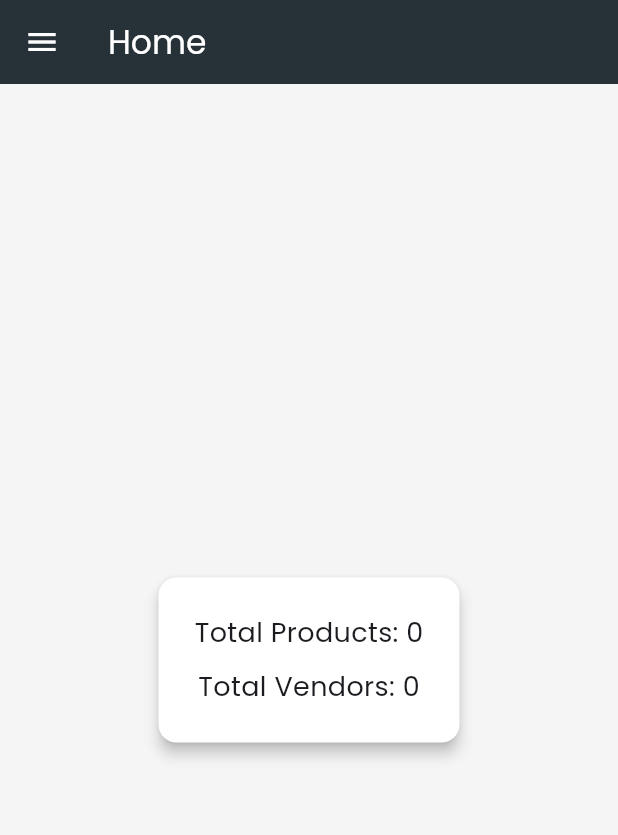
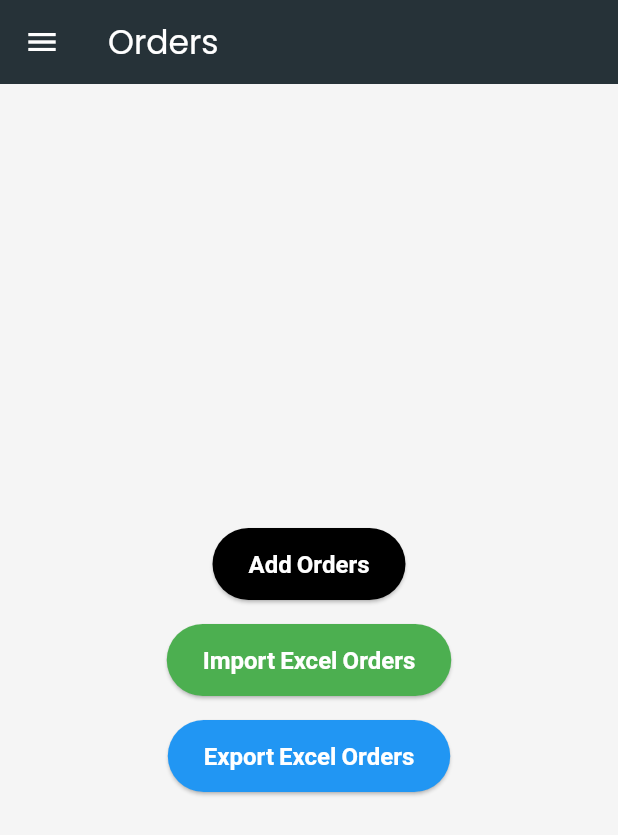
Before and after one commit to MohamedRasith/admin, a Flutter app: the screen it shows after launch, on a phone screen of 412 x 824 dp. Shown: the top 835 px of the screen. Run offline on Flutter 3.47's test engine with Material 3 defaults, Android fonts, the phone set to English and light mode, and no system bars; our stand-ins replace cloud_firestore, file_picker, firebase_core, firebase_storage, flutter_svg, google_fonts and 3 more; missing offline and left inert: excel, syncfusion_flutter_xlsio, universal_html; accounts and stored records are empty; project files that could hold a hidden picture were left out.

Commit message:
New Changes

```diff
--- a/lib/Pages/dashboard.dart
+++ b/lib/Pages/dashboard.dart
@@ -49,9 +49,8 @@ class _DashboardPageState extends State<DashboardPage> {
   String vendorSearchQuery = '';
   List<QueryDocumentSnapshot> filteredVendors = [];
 
-  final List<String> titles = ['Home', 'Orders', 'Products', 'Vendor', 'Amazon Margin', 'Raise a Ticket'];
+  final List<String> titles = ['Orders', 'Products', 'Vendor', 'Amazon Margin', 'Raise a Ticket'];
   final List<IconData> icons = [
-    Icons.home,
     Icons.shopping_cart,
     Icons.inventory,
     Icons.store,
@@ -1319,37 +1318,14 @@ class _DashboardPageState extends State<DashboardPage> {
   Widget getSelectedPageContent() {
     switch (selectedIndex) {
       case 0:
-        return Center(
-          child: Column(
-            mainAxisAlignment: MainAxisAlignment.center,
-            children: [
-              Card(
-                color: Colors.white,
-                elevation: 4,
-                shape: RoundedRectangleBorder(borderRadius: BorderRadius.circular(12)),
-                child: Padding(
-                  padding: const EdgeInsets.all(24.0),
-                  child: Column(
-                    children: [
-                      Text("Total Products: $productCount", style: const TextStyle(fontSize: 18)),
-                      const SizedBox(height: 10),
-                      Text("Total Vendors: $vendorCount", style: const TextStyle(fontSize: 18)),
-                    ],
-                  ),
-                ),
-              ),
-            ],
-          ),
-        );
+        return getOrdersPageContent();
       case 1:
-        return getOrdersPageContent();
+        return getProductsPageContent();
       case 2:
-        return getProductsPageContent();
+        return getVendorsPageContent();
       case 3:
-        return getVendorsPageContent();
+        return AmazonMarginPage();
       case 4:
-        return AmazonMarginPage();
-      case 5:
         return CreateTicketWithVendor();
       default:
         return const Center(child: Text("Unknown Page"));
--- a/lib/Pages/margin_page.dart
+++ b/lib/Pages/margin_page.dart
@@ -80,7 +80,6 @@ class _AmazonMarginPageState extends State<AmazonMarginPage> {
               child: LayoutBuilder(
                 builder: (context, constraints) {
                   return SingleChildScrollView(
-                    scrollDirection: Axis.horizontal,
                     child: ConstrainedBox(
                       constraints: BoxConstraints(minWidth: constraints.maxWidth),
                       child: DataTable(
@@ -95,7 +94,6 @@ class _AmazonMarginPageState extends State<AmazonMarginPage> {
                           DataColumn(label: Text("Front Margin (%)")),
                           DataColumn(label: Text("Back Margin (%)")),
                           DataColumn(label: Text("GMM (%)")),
-                          DataColumn(label: Text("Total Margin (%)")),
                           DataColumn(label: Text("Actions")),
                         ],
                         rows: amazonMargins.map((item) {
@@ -112,7 +110,6 @@ class _AmazonMarginPageState extends State<AmazonMarginPage> {
                               DataCell(Text("${item['frontMargin']}")),
                               DataCell(Text("${item['backMargin']}")),
                               DataCell(Text("${item['gmm']}")),
-                              DataCell(Text("$totalMargin")),
                               DataCell(
                                 IconButton(
                                   icon: const Icon(Icons.delete, color: Colors.red),
--- a/lib/Pages/orders_page.dart
+++ b/lib/Pages/orders_page.dart
@@ -186,7 +186,7 @@ class _OrdersPageState extends State<OrdersPage> {
                                 dataRowMinHeight: 50,
                                 dataRowMaxHeight: 60,
                                 columns: const [
-                                  DataColumn(label: Text('Amazon PO')),
+                                  DataColumn(label: Text('BNB PO')),
                                   DataColumn(label: Text('Invoice No')),
                                   DataColumn(label: Text('Status')),
                                   DataColumn(label: Text('Vendor')),
@@ -217,7 +217,7 @@ class _OrdersPageState extends State<OrdersPage> {
 
                                   return DataRow(cells: [
                                     DataCell(CopyableTextCell(
-                                      text: data['amazonPONumber'] ?? '',
+                                      text: data['bnbPONumber'] ?? '',
                                       tooltip: "Copy PO Number",
                                     )),
                                     DataCell(CopyableTextCell(
```
